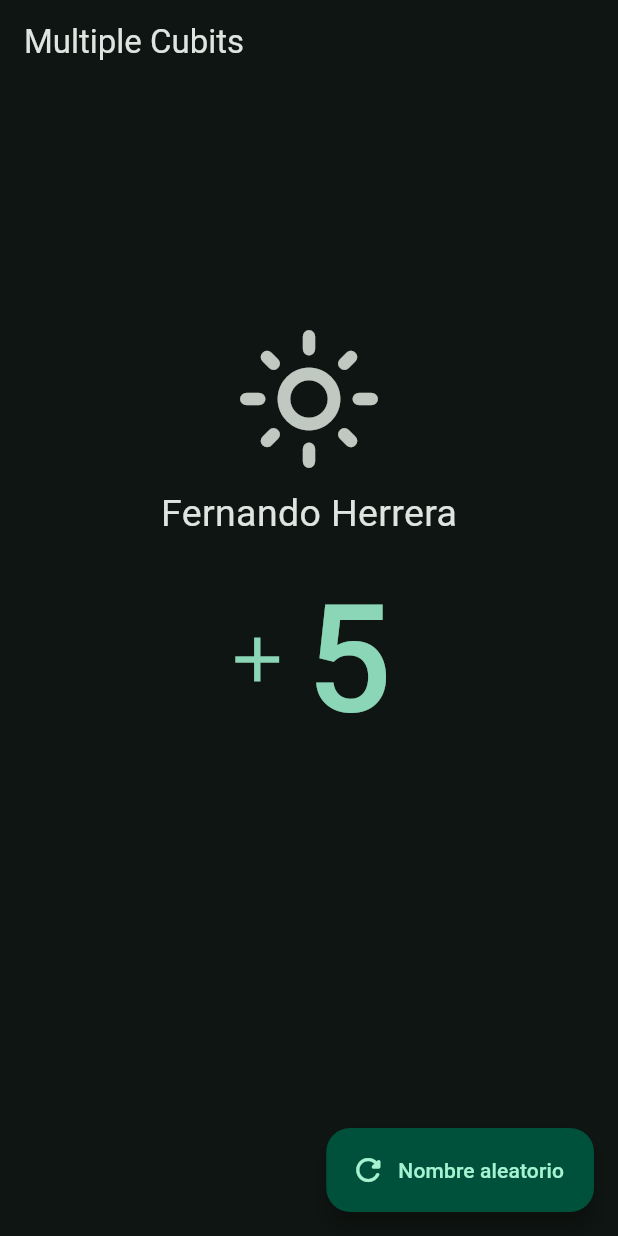
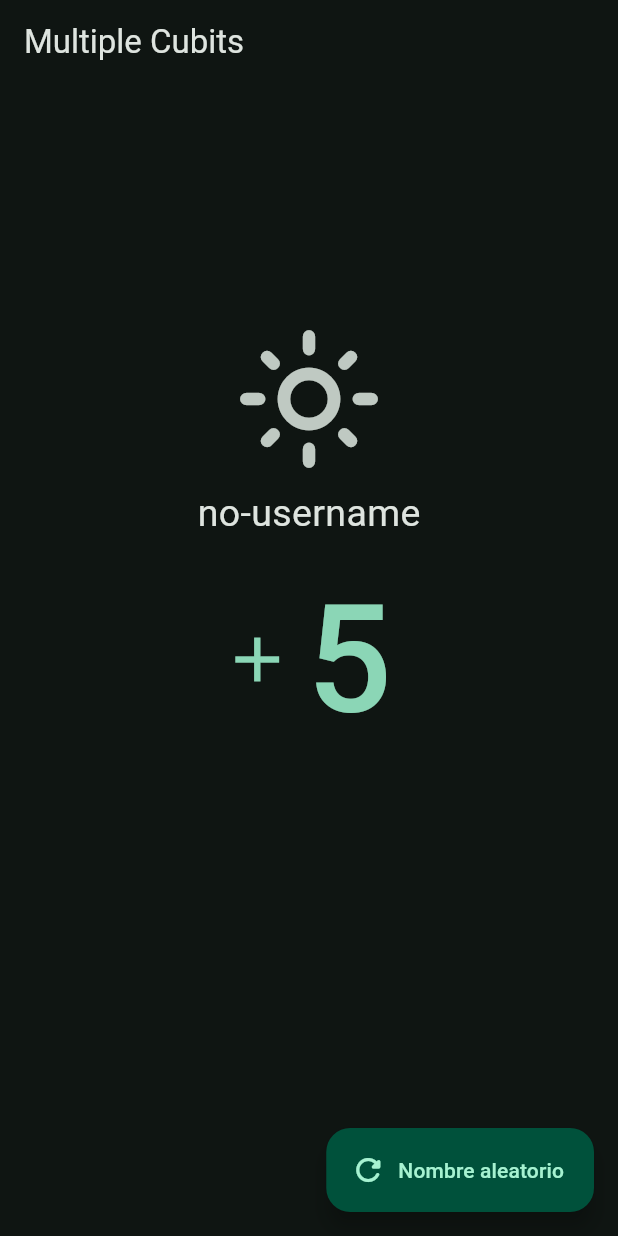
Before and after one commit to ManuViola77/flutter-bloc, a Flutter app: the MultipleCubitScreen screen opened by its route, after a tap on "Nombre aleatorio", on a phone screen of 412 x 824 dp. Run offline on Flutter 3.47's test engine with Material 3 defaults, Android fonts, the phone set to English and light mode, and no system bars; our stand-ins replace bloc, dio, equatable, flutter_bloc, go_router; missing offline and left inert: random_name_generator; statements that could not run were skipped.

Commit message:
feat: use username cubit

```diff
--- a/lib/presentation/screens/03_multiple_cubits/multiple_cubits_screen.dart
+++ b/lib/presentation/screens/03_multiple_cubits/multiple_cubits_screen.dart
@@ -2,6 +2,8 @@ import 'package:flutter/material.dart';
 import 'package:flutter_bloc/flutter_bloc.dart';
 
 import 'package:blocs_app/presentation/blocs/blocs.dart';
+
+import '../../../config/config.dart';
 
 class MultipleCubitScreen extends StatelessWidget {
   const MultipleCubitScreen({super.key});
@@ -10,6 +12,7 @@ class MultipleCubitScreen extends StatelessWidget {
   Widget build(BuildContext context) {
     final counterCubit = context.watch<CounterCubit>();
     final themeCubit = context.watch<ThemeCubit>();
+    final usernameCubit = context.watch<UsernameCubit>();
 
     return Scaffold(
       appBar: AppBar(
@@ -31,7 +34,7 @@ class MultipleCubitScreen extends StatelessWidget {
               themeCubit.toggleTheme();
             },
           ),
-          const Text('Fernando Herrera', style: TextStyle(fontSize: 25)),
+          Text(usernameCubit.state, style: const TextStyle(fontSize: 25)),
           TextButton.icon(
             icon: const Icon(
               Icons.add,
@@ -49,7 +52,9 @@ class MultipleCubitScreen extends StatelessWidget {
       floatingActionButton: FloatingActionButton.extended(
         label: const Text('Nombre aleatorio'),
         icon: const Icon(Icons.refresh_rounded),
-        onPressed: () {},
+        onPressed: () {
+          usernameCubit.setUsername(RandomGenerator.getRandomName());
+        },
       ),
     );
   }
```
